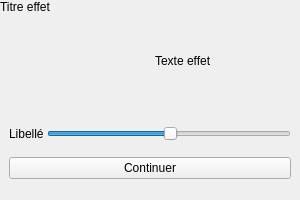
The window that effet.ui (gabriellevy/destinLib) describes before a commit, drawn with Qt 5.
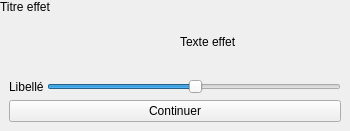
The same window after the commit. Custom widgets are drawn as their Qt base class.

Commit message: meilleure gestion police sur les boutons

```diff
--- a/effet.ui
+++ b/effet.ui
@@ -6,8 +6,8 @@
    <rect>
     <x>0</x>
     <y>0</y>
-    <width>300</width>
-    <height>200</height>
+    <width>350</width>
+    <height>131</height>
    </rect>
   </property>
   <property name="sizePolicy">
@@ -110,6 +110,12 @@
        <verstretch>0</verstretch>
       </sizepolicy>
      </property>
+     <property name="minimumSize">
+      <size>
+       <width>0</width>
+       <height>0</height>
+      </size>
+     </property>
      <layout class="QVBoxLayout" name="verticalLayout">
       <item>
        <layout class="QHBoxLayout" name="glisseur_layout">
```
The commit also changes 3 other files.
